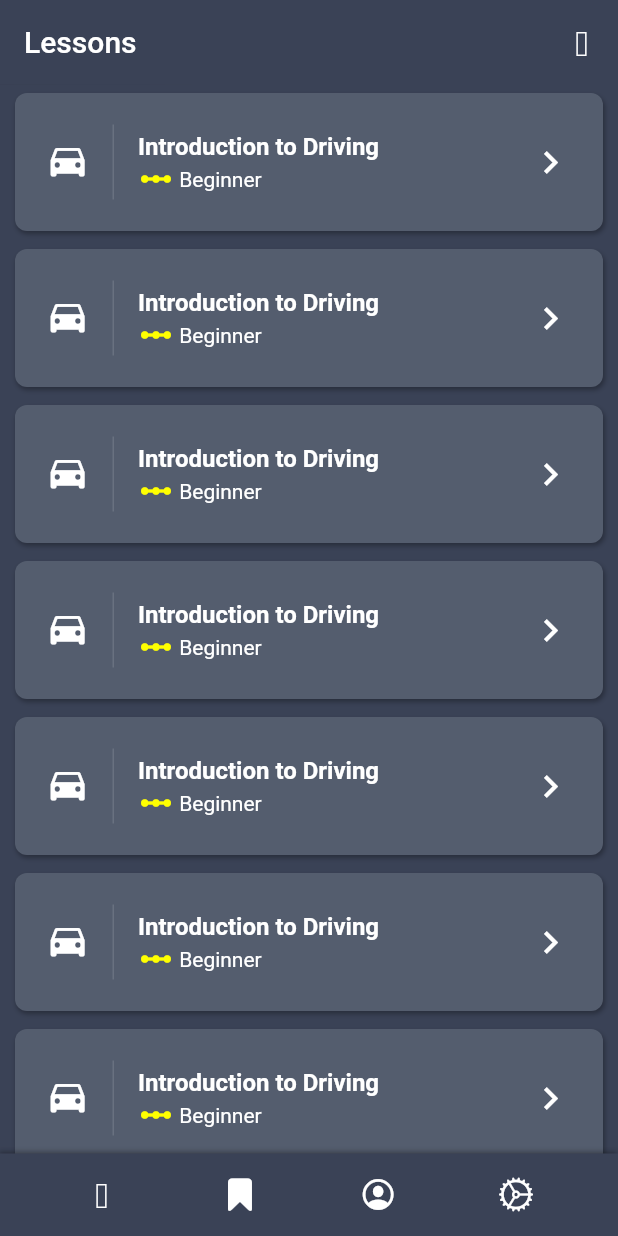
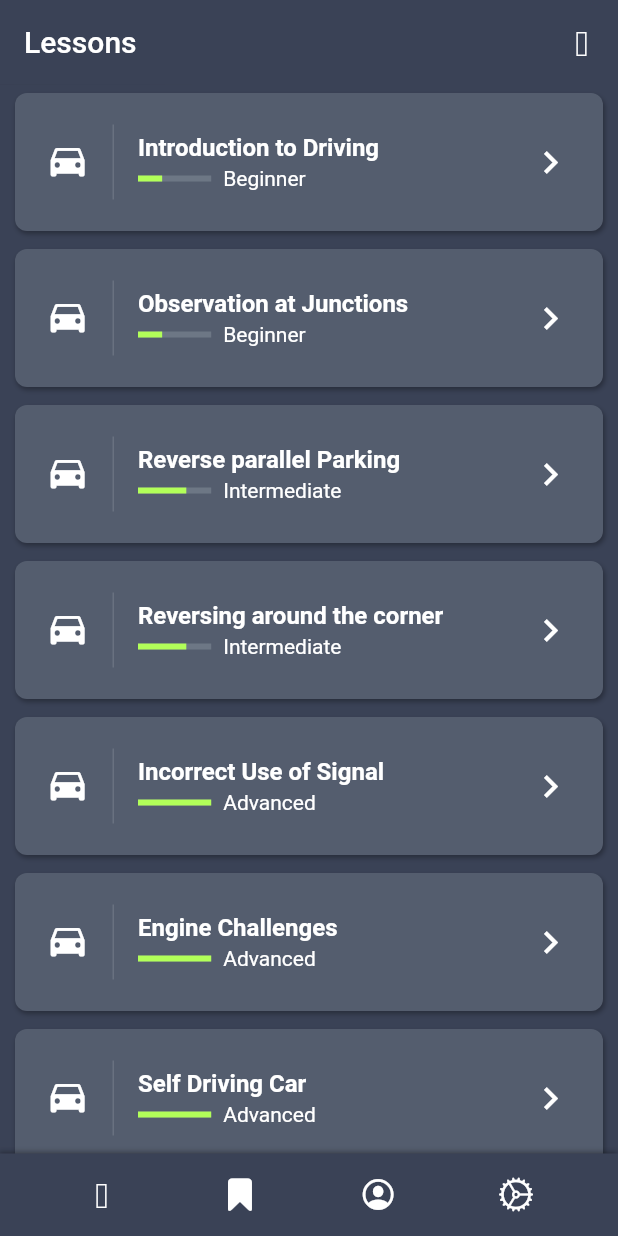
Before and after one commit to emmanuelsw/list_ui, a Flutter app: the screen it shows after launch, on a phone screen of 412 x 824 dp. Run offline on Flutter 3.47's test engine with Material 2 defaults, Android fonts, the phone set to English and light mode, and no system bars.

```diff
--- /dev/null
+++ b/lib/data/lessons_data.dart
@@ -0,0 +1,56 @@
+import 'package:beautiful_list/model/lesson.dart';
+
+List getLessons() {
+  return [
+    Lesson(
+      title: "Introduction to Driving",
+      level: "Beginner",
+      indicatorValue: 0.33,
+      price: 20,
+      content: "Start by taking a couple of minutes to read the info in this section. Launch your app and click on the Settings menu.  While on the settings page, click the Save button.  You should see a circular progress indicator display in the middle of the page and the user interface elements cannot be clicked due to the modal barrier that is constructed."
+    ),
+    Lesson(
+      title: "Observation at Junctions",
+      level: "Beginner",
+      indicatorValue: 0.33,
+      price: 50,
+      content: "Start by taking a couple of minutes to read the info in this section. Launch your app and click on the Settings menu.  While on the settings page, click the Save button.  You should see a circular progress indicator display in the middle of the page and the user interface elements cannot be clicked due to the modal barrier that is constructed."
+    ),
+    Lesson(
+      title: "Reverse parallel Parking",
+      level: "Intermediate",
+      indicatorValue: 0.66,
+      price: 30,
+      content: "Start by taking a couple of minutes to read the info in this section. Launch your app and click on the Settings menu.  While on the settings page, click the Save button.  You should see a circular progress indicator display in the middle of the page and the user interface elements cannot be clicked due to the modal barrier that is constructed."
+    ),
+    Lesson(
+      title: "Reversing around the corner",
+      level: "Intermediate",
+      indicatorValue: 0.66,
+      price: 30,
+      content:
+          "Start by taking a couple of minutes to read the info in this section. Launch your app and click on the Settings menu.  While on the settings page, click the Save button.  You should see a circular progress indicator display in the middle of the page and the user interface elements cannot be clicked due to the modal barrier that is constructed."
+        ),
+    Lesson(
+      title: "Incorrect Use of Signal",
+      level: "Advanced",
+      indicatorValue: 1.0,
+      price: 50,
+      content: "Start by taking a couple of minutes to read the info in this section. Launch your app and click on the Settings menu.  While on the settings page, click the Save button.  You should see a circular progress indicator display in the middle of the page and the user interface elements cannot be clicked due to the modal barrier that is constructed."
+    ),
+    Lesson(
+      title: "Engine Challenges",
+      level: "Advanced",
+      indicatorValue: 1.0,
+      price: 50,
+      content: "Start by taking a couple of minutes to read the info in this section. Launch your app and click on the Settings menu.  While on the settings page, click the Save button.  You should see a circular progress indicator display in the middle of the page and the user interface elements cannot be clicked due to the modal barrier that is constructed."
+    ),
+    Lesson(
+      title: "Self Driving Car",
+      level: "Advanced",
+      indicatorValue: 1.0,
+      price: 50,
+      content: "Start by taking a couple of minutes to read the info in this section. Launch your app and click on the Settings menu.  While on the settings page, click the Save button.  You should see a circular progress indicator display in the middle of the page and the user interface elements cannot be clicked due to the modal barrier that is constructed."
+    )
+  ];
+}
--- a/lib/list_card.dart
+++ b/lib/list_card.dart
@@ -1,12 +1,23 @@
+import 'package:beautiful_list/model/lesson.dart';
 import 'package:flutter/material.dart';
 import 'package:flutter/cupertino.dart';
 
 class ListCard extends StatelessWidget {
-  Widget listTile() {
+  final Lesson lesson;
+
+  ListCard(this.lesson);
+
+  Widget listTile(Lesson lesson) {
     return ListTile(
       contentPadding: EdgeInsets.symmetric(horizontal: 20.0, vertical: 10.0),
       leading: Container(
         height: 50.0,
+        padding: EdgeInsets.only(right: 15.0),
+        decoration: BoxDecoration(
+          border: Border(
+            right: BorderSide(width: 1.0, color: Colors.white12),
+          ),
+        ),
         child: Icon(
           IconData(
             62319,
@@ -16,21 +27,30 @@ class ListCard extends StatelessWidget {
           color: Colors.white,
           size: 30.0,
         ),
-        padding: EdgeInsets.only(right: 15.0),
-        decoration: BoxDecoration(
-          border: Border(
-            right: BorderSide(width: 1.0, color: Colors.white12),
-          ),
-        ),
       ),
       title: Text(
-        "Introduction to Driving",
+        lesson.title,
         style: TextStyle(color: Colors.white, fontWeight: FontWeight.bold),
       ),
       subtitle: Row(
         children: <Widget>[
-          Icon(Icons.linear_scale, color: Colors.yellowAccent),
-          Text(" Beginner", style: TextStyle(color: Colors.white))
+          Expanded(
+            flex: 1,
+            child: Container(
+              child: LinearProgressIndicator(
+                backgroundColor: Color.fromRGBO(209, 224, 224, 0.2),
+                value: lesson.indicatorValue,
+                valueColor: AlwaysStoppedAnimation(Colors.lightGreenAccent),
+              ),
+            ),
+          ),
+          Expanded(
+            flex: 4,
+            child: Padding(
+              padding: EdgeInsets.only(left: 8.0),
+              child: Text(lesson.level, style: TextStyle(color: Colors.white)),
+            ),
+          ),
         ],
       ),
       trailing: Icon(Icons.keyboard_arrow_right, color: Colors.white, size: 30.0),
@@ -52,7 +72,7 @@ class ListCard extends StatelessWidget {
           )
         ]
       ),
-      child: listTile(),
+      child: listTile(lesson),
     );
   }
 }
--- a/lib/list_content.dart
+++ b/lib/list_content.dart
@@ -1,7 +1,20 @@
 import 'package:flutter/material.dart';
 import 'package:beautiful_list/list_card.dart';
+import 'package:beautiful_list/data/lessons_data.dart';
 
-class ListContent extends StatelessWidget {
+class ListContent extends StatefulWidget {
+  @override
+  _ListContentState createState() => _ListContentState();
+}
+
+class _ListContentState extends State<ListContent> {
+  List lessons;
+
+  @override
+  void initState() {
+    super.initState();
+    lessons = getLessons();
+  }
 
   @override
   Widget build(BuildContext context) {
@@ -11,7 +24,7 @@ class ListContent extends StatelessWidget {
         shrinkWrap: true,
         itemCount: 10,
         itemBuilder: (BuildContext context, int index) {
-          return ListCard();
+          return ListCard(lessons[index]);
         },
       ),
     );
--- a/lib/list_page.dart
+++ b/lib/list_page.dart
@@ -7,6 +7,7 @@ class ListPage extends StatefulWidget {
 
   final String title;
 
+  @override
   _ListPageState createState() => _ListPageState();
 }
 
--- /dev/null
+++ b/lib/model/lesson.dart
@@ -0,0 +1,7 @@
+class Lesson {
+  String title, level, content;
+  double indicatorValue;
+  int price;
+
+  Lesson({this.title, this.level, this.content, this.indicatorValue, this.price});
+}
```
